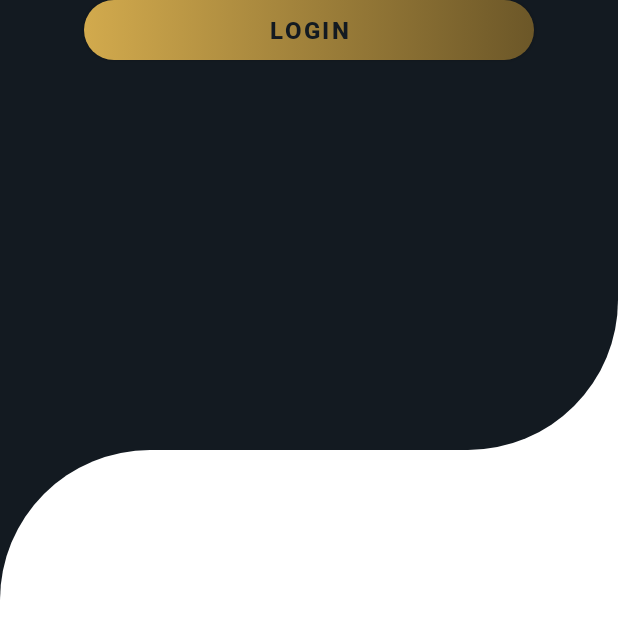
After one commit to Jian165/Vault-Bank-MobSys-TP, an Android app: the Login screen opened directly, with no data from a screen before it, on a phone screen of 412 x 824 dp. The commit adds this screen. Shown: the top 638 px of the screen. Run offline under Robolectric (Android 15) with nearby library versions, the light colour scheme and no system bars.

Commit message:
login and Flash Screen

```diff
--- a/app/src/main/AndroidManifest.xml
+++ b/app/src/main/AndroidManifest.xml
@@ -13,6 +13,9 @@
         android:theme="@style/Theme.VaultBank"
         tools:targetApi="31">
         <activity
+            android:name=".Login"
+            android:exported="false" />
+        <activity
             android:name=".MainActivity"
             android:exported="true">
             <intent-filter>
--- /dev/null
+++ b/app/src/main/java/com/example/vaultbank/Login.java
@@ -0,0 +1,24 @@
+package com.example.vaultbank;
+
+import android.os.Bundle;
+
+import androidx.activity.EdgeToEdge;
+import androidx.appcompat.app.AppCompatActivity;
+import androidx.core.graphics.Insets;
+import androidx.core.view.ViewCompat;
+import androidx.core.view.WindowInsetsCompat;
+
+public class Login extends AppCompatActivity {
+
+    @Override
+    protected void onCreate(Bundle savedInstanceState) {
+        super.onCreate(savedInstanceState);
+        EdgeToEdge.enable(this);
+        setContentView(R.layout.activity_login);
+        ViewCompat.setOnApplyWindowInsetsListener(findViewById(R.id.main), (v, insets) -> {
+            Insets systemBars = insets.getInsets(WindowInsetsCompat.Type.systemBars());
+            v.setPadding(systemBars.left, systemBars.top, systemBars.right, systemBars.bottom);
+            return insets;
+        });
+    }
+}
--- /dev/null
+++ b/app/src/main/res/drawable/bg_gold_button.xml
@@ -0,0 +1,12 @@
+<?xml version="1.0" encoding="utf-8"?>
+<shape xmlns:android="http://schemas.android.com/apk/res/android"
+    android:shape="rectangle"
+    >
+    <corners
+        android:radius="200dp"
+        />
+    <gradient
+        android:startColor="@color/gold_1"
+        android:endColor="@color/gold_2"
+        />
+</shape>
--- /dev/null
+++ b/app/src/main/res/drawable/bg_gold_button_selected.xml
@@ -0,0 +1,9 @@
+<?xml version="1.0" encoding="utf-8"?>
+<shape xmlns:android="http://schemas.android.com/apk/res/android"
+    android:shape="rectangle"
+    >
+    <solid android:color="#EBB72E"/>
+    <corners
+        android:radius="200dp"
+        />
+</shape>
--- /dev/null
+++ b/app/src/main/res/drawable/bg_s_button_gold.xml
@@ -0,0 +1,6 @@
+<?xml version="1.0" encoding="utf-8"?>
+<selector xmlns:android="http://schemas.android.com/apk/res/android">
+    <item android:state_pressed="true" android:drawable="@drawable/bg_gold_button_selected"/>
+    <item android:drawable="@drawable/bg_gold_button"/>
+
+</selector>
--- /dev/null
+++ b/app/src/main/res/drawable/bg_white_blue1.xml
@@ -0,0 +1,22 @@
+<?xml version="1.0" encoding="utf-8"?>
+<layer-list xmlns:android="http://schemas.android.com/apk/res/android">
+    <item>
+      <shape android:shape="rectangle">
+          <solid
+              android:color="@color/white"
+              />
+      </shape>
+    </item>
+
+    <item>
+        <shape android:shape="rectangle">
+            <solid
+                android:color="@color/darkBlue"
+                />
+            <corners
+                android:bottomRightRadius="100dp"
+                />
+        </shape>
+    </item>
+
+</layer-list>
--- /dev/null
+++ b/app/src/main/res/drawable/bg_white_blue2.xml
@@ -0,0 +1,22 @@
+<?xml version="1.0" encoding="utf-8"?>
+<layer-list xmlns:android="http://schemas.android.com/apk/res/android">
+    <item>
+      <shape android:shape="rectangle">
+          <solid
+              android:color="@color/darkBlue"
+              />
+      </shape>
+    </item>
+
+    <item>
+        <shape android:shape="rectangle">
+            <solid
+                android:color="@color/white"
+                />
+            <corners
+               android:topLeftRadius="100dp"
+                />
+        </shape>
+    </item>
+
+</layer-list>
--- /dev/null
+++ b/app/src/main/res/layout/activity_login.xml
@@ -0,0 +1,43 @@
+<?xml version="1.0" encoding="utf-8"?>
+<RelativeLayout xmlns:android="http://schemas.android.com/apk/res/android"
+    xmlns:app="http://schemas.android.com/apk/res-auto"
+    xmlns:tools="http://schemas.android.com/tools"
+    android:id="@+id/main"
+    android:layout_width="match_parent"
+    android:layout_height="match_parent"
+    tools:context=".Login">
+
+    <View
+        android:id="@+id/v_background1"
+        android:layout_width="match_parent"
+        android:layout_height="300dp"
+        android:background="@drawable/bg_white_blue1"
+        />
+    <View
+        android:id="@+id/v_background2"
+        android:layout_width="match_parent"
+        android:layout_height="wrap_content"
+        android:layout_alignParentBottom="true"
+        android:layout_below="@+id/v_background1"
+        android:background="@drawable/bg_white_blue2"
+        />
+
+
+
+
+    <androidx.appcompat.widget.AppCompatButton
+        android:id="@+id/btn_login"
+        android:layout_width="300dp"
+        android:layout_height="40dp"
+        android:layout_centerHorizontal="true"
+        android:background="@drawable/bg_s_button_gold"
+        android:text="Login"
+        android:letterSpacing="0.1"
+        android:textColor="@color/darkBlue"
+        android:fontFamily="@font/roboto_extra_bold"
+        android:textSize="16dp"
+        android:elevation="20dp"
+        android:shadowColor="@color/black"
+        />
+
+</RelativeLayout>
--- a/app/src/main/res/values/colors.xml
+++ b/app/src/main/res/values/colors.xml
@@ -2,4 +2,7 @@
 <resources>
     <color name="black">#FF000000</color>
     <color name="white">#FFFFFFFF</color>
+    <color name="darkBlue">#131A21</color>
+    <color name="gold_1">#D2AA4D</color>
+    <color name="gold_2">#6C5728</color>
 </resources>
```
Also changed, not shown: app/src/main/res/drawable/arrow_1.xml (added, +9 -0 lines), app/src/main/res/drawable/bg_blue_white1.xml (added, +22 -0 lines), app/src/main/res/drawable/bg_blue_white2.xml (added, +22 -0 lines), app/src/main/res/layout/activity_main.xml (+78 -8 lines), app/src/main/res/drawable/ic_logo1.jpg (added), app/src/main/res/font/roboto_extra_bold.ttf (added), app/src/main/res/font/roboto_italic.ttf (added), app/src/main/res/font/roboto_regular.ttf (added), app/src/main/res/font/roboto_variable.ttf (added).
